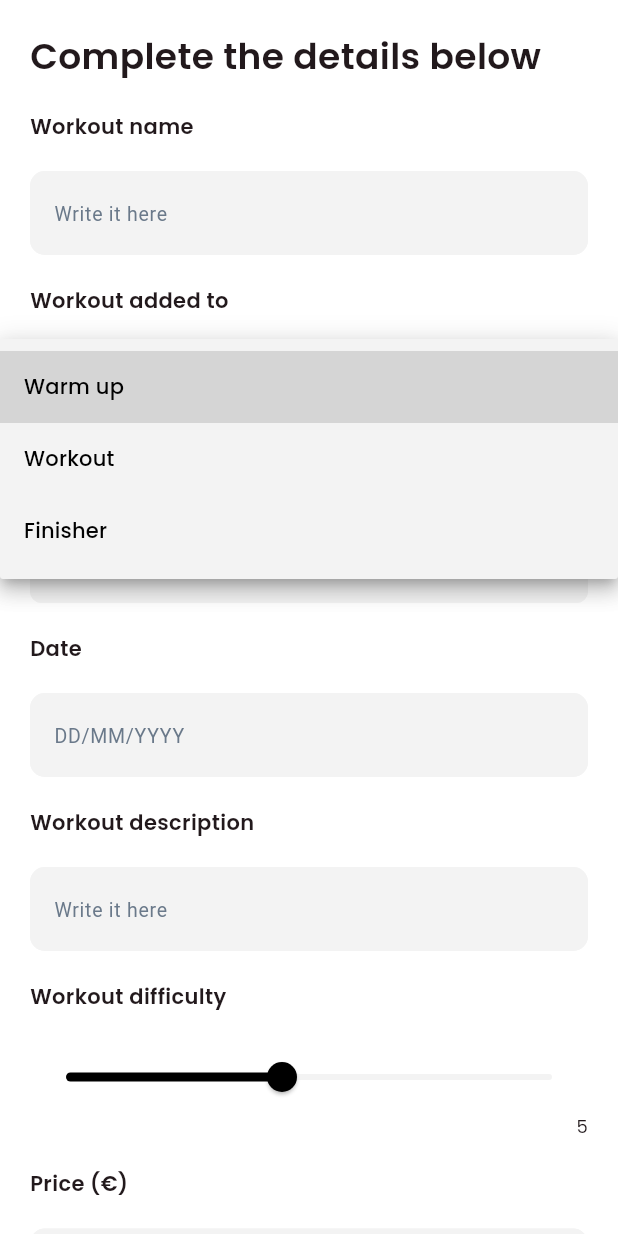
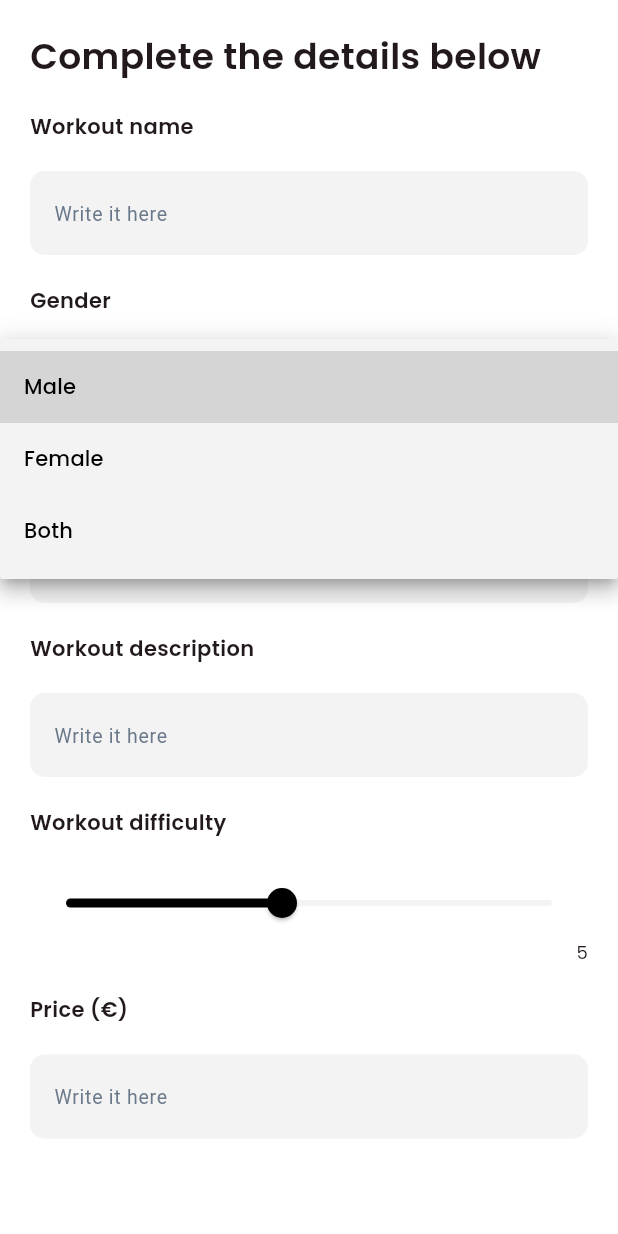
Before and after one commit to bilaalmustafa/musculo_app, a Flutter app: the CompleteDetailBelow screen opened directly, after a tap on "Select it here", on a phone screen of 412 x 824 dp. Run offline on Flutter 3.47's test engine with Material 3 defaults, Android fonts, the phone set to English and light mode, and no system bars; our stand-ins replace carousel_slider, cloud_firestore, cloud_functions, firebase_auth, firebase_core, firebase_messaging and 18 more; missing offline and left inert: flutter_facebook_auth, flutter_stripe, pay, video_thumbnail; accounts and stored records are empty; project files that could hold a hidden picture were left out.

Commit message:
change workout detail screen and video dimension

```diff
--- a/lib/core/utils/main_method.dart
+++ b/lib/core/utils/main_method.dart
@@ -1,10 +1,10 @@
-import 'package:firebase_app_check/firebase_app_check.dart';
+
 import 'package:flutter/material.dart';
 import 'package:flutter/services.dart';
 import 'package:flutter_stripe/flutter_stripe.dart';
 import 'package:hive_flutter/adapters.dart';
 import 'package:musculo_app/core/config/injections.dart';
-import 'package:musculo_app/core/services/notification_services.dart';
+
 import 'package:musculo_app/firebase_options.dart';
 import 'package:firebase_core/firebase_core.dart';
 import 'package:musculo_app/model/programs_model.dart';
--- a/lib/modules/bottom_navigation_bar/home_and_training_screens/component/video_list.item.dart
+++ b/lib/modules/bottom_navigation_bar/home_and_training_screens/component/video_list.item.dart
@@ -1,7 +1,7 @@
 import 'dart:typed_data';
 
 import 'package:flutter/material.dart';
-import 'package:musculo_app/core/constants/assets.dart';
+
 import 'package:musculo_app/core/constants/const_colors.dart';
 import 'package:musculo_app/core/constants/sizes.dart';
 
@@ -28,8 +28,8 @@
       child: Stack(
         children: [
           Container(
-            width: Sizes.s80,
-            height: Sizes.s80,
+            width: 78,
+            height: Sizes.s72,
             decoration: BoxDecoration(
               color: ConstColors.secondary,
               borderRadius: BorderRadius.circular(Sizes.s10),
--- a/lib/modules/bottom_navigation_bar/home_and_training_screens/screen/creator_mode/add_workout/add_workout_pageview.dart
+++ b/lib/modules/bottom_navigation_bar/home_and_training_screens/screen/creator_mode/add_workout/add_workout_pageview.dart
@@ -116,7 +116,6 @@
             WarmUp(),
             IntervelTime(),
             ScaleVersion(),
-
             CompleteDetailBelow(),
             ConfirmInformation(),
           ],
--- a/lib/modules/bottom_navigation_bar/home_and_training_screens/screen/creator_mode/add_workout/complete_detail_below.dart
+++ b/lib/modules/bottom_navigation_bar/home_and_training_screens/screen/creator_mode/add_workout/complete_detail_below.dart
@@ -54,20 +54,7 @@
                           title: "Write it here",
                           validator: (value) => Validator.valueExists(value),
                         ),
-                        PoppinsText(
-                          text: "Workout added to",
-                          fontSize: Sizes.s14,
-                          fontWeight: TextWeight.semiBold,
-                        ),
 
-                        CustomDropdownField(
-                          listITems: ['Warm up', 'Workout', 'Finisher'],
-                          value: vm.selected,
-                          validator: (value) => Validator.valueExists(value),
-                          onChange: (value) {
-                            vm.selectadded(value!);
-                          },
-                        ),
                         PoppinsText(
                           text: "Gender",
                           fontSize: Sizes.s14,
```
Also changed, not shown: lib/modules/bottom_navigation_bar/home_and_training_screens/screen/creator_mode/add_workout/view_model/add_workout_veiw_model.dart (+6 -6 lines), lib/modules/bottom_navigation_bar/home_and_training_screens/screen/user_mode/training_screen.dart (+28 -17 lines), lib/modules/bottom_navigation_bar/home_and_training_screens/screen/user_mode/user_mode.dart (+2 -15 lines).
